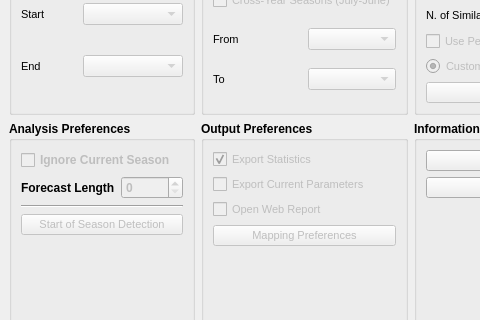
Old version of the form ui/smpg_dialog_base.ui in the repository JuanPDiazL/SMPG; both pictures show x 0 to 480 and y 254 to 574 of the 616 by 733 pixel window.
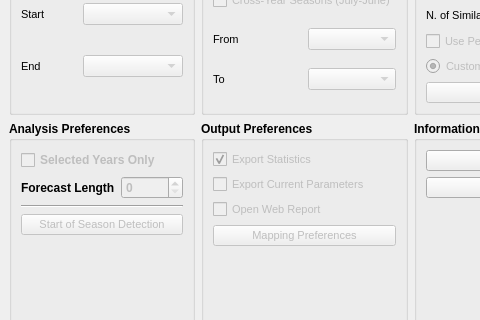
New version of the form. Icons and pictures are not drawn.

Commit message: change aesthetic title of Ignore Current Season checkbox

```diff
--- a/ui/smpg_dialog_base.ui
+++ b/ui/smpg_dialog_base.ui
@@ -359,7 +359,7 @@
             <string>Leave the current season empty, even when there is data for it. Each selected year is one scenario of the season.</string>
            </property>
            <property name="text">
-            <string>Ignore Current Season</string>
+            <string>Selected Years Only</string>
            </property>
           </widget>
          </item>
```
